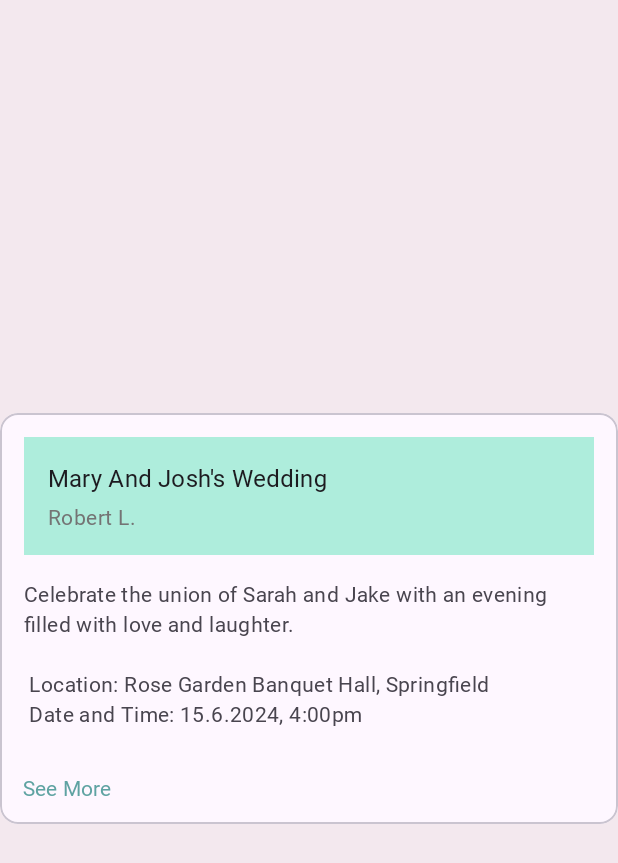
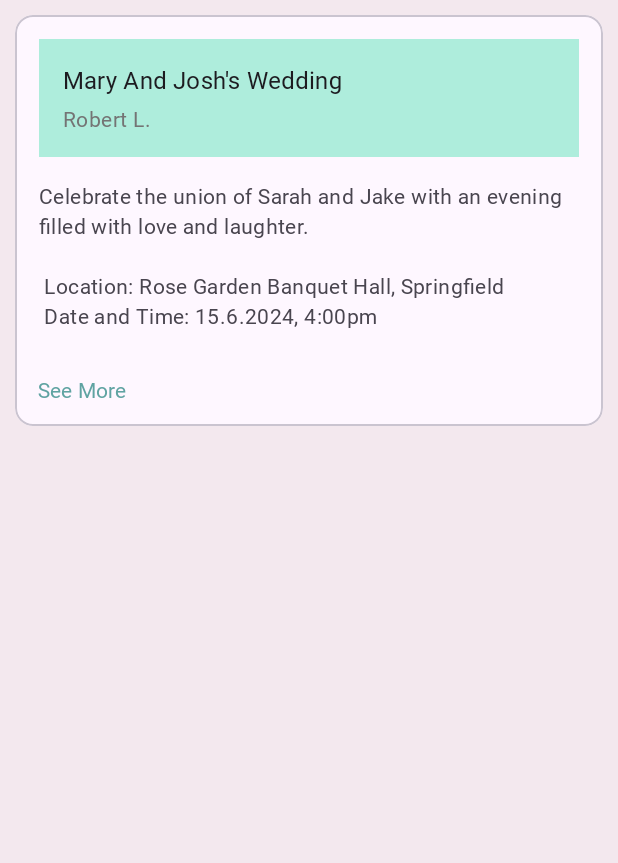
Before and after one commit to kzi-nastava/ma-project-event-planner-siit-2024-team-10, an Android app: the layout event_card.xml on its own in the app's theme, with its tools: preview values and no code run, on a phone screen of 412 x 824 dp. Shown: the top 863 px of the screen. Run offline under Robolectric (Android 15) with nearby library versions, the phone set to English and light mode, and no system bars.

Commit message:
Main page xml finished

```diff
--- a/EventPlanner/app/src/main/res/layout/event_card.xml
+++ b/EventPlanner/app/src/main/res/layout/event_card.xml
@@ -1,22 +1,21 @@
 <?xml version="1.0" encoding="utf-8"?>
-<androidx.constraintlayout.widget.ConstraintLayout xmlns:android="http://schemas.android.com/apk/res/android"
+<LinearLayout xmlns:android="http://schemas.android.com/apk/res/android"
     xmlns:app="http://schemas.android.com/apk/res-auto"
     android:layout_width="match_parent"
-    android:layout_height="match_parent">
+    android:layout_height="wrap_content">
 
     <com.google.android.material.card.MaterialCardView
         android:id="@+id/event_card"
         android:layout_width="match_parent"
         android:layout_height="wrap_content"
-        android:layout_marginTop="10dp"
-        android:layout_marginBottom="10dp"
+        android:layout_margin="10dp"
         app:layout_constraintBottom_toBottomOf="parent"
         app:layout_constraintEnd_toEndOf="parent"
         app:layout_constraintStart_toStartOf="parent"
         app:layout_constraintTop_toTopOf="parent">
 
 
-    <LinearLayout
+        <LinearLayout
             android:layout_width="match_parent"
             android:layout_height="wrap_content"
             android:orientation="vertical">
@@ -41,6 +40,7 @@
                     <TextView
                         android:layout_width="wrap_content"
                         android:layout_height="wrap_content"
+                        android:textStyle="bold"
                         android:text="@string/event_card_title"
                         android:textAppearance="?attr/textAppearanceTitleMedium" />
 
@@ -82,4 +82,4 @@
 
     </com.google.android.material.card.MaterialCardView>
 
-</androidx.constraintlayout.widget.ConstraintLayout>
+</LinearLayout>
--- a/EventPlanner/app/src/main/res/layout/homepage_slogan.xml
+++ b/EventPlanner/app/src/main/res/layout/homepage_slogan.xml
@@ -3,9 +3,9 @@
     xmlns:app="http://schemas.android.com/apk/res-auto"
     xmlns:tools="http://schemas.android.com/tools"
     android:layout_width="match_parent"
-    android:layout_height="match_parent">
+    android:layout_height="wrap_content">
 
-<!--    Background Image-->
+    <!--    Background Image-->
     <ImageView
         android:id="@+id/backdrop"
         android:layout_width="414dp"
--- a/EventPlanner/app/src/main/res/values/strings.xml
+++ b/EventPlanner/app/src/main/res/values/strings.xml
@@ -7,4 +7,6 @@
     Date and Time: 15.6.2024, 4:00pm</string>
     <string name="event_card_organizer">Robert L.</string>
     <string name="event_card_button">See More</string>
+    <string name="top_events_text">Top Events In Your Area</string>
+    <string name="title_activity_main2">MainActivity2</string>
 </resources>
```
Also changed, not shown: EventPlanner/app/src/main/res/layout/activity_homescreen.xml (added, +32 -0 lines), EventPlanner/app/src/main/res/layout/fragment_event_list.xml (added, +17 -0 lines).
